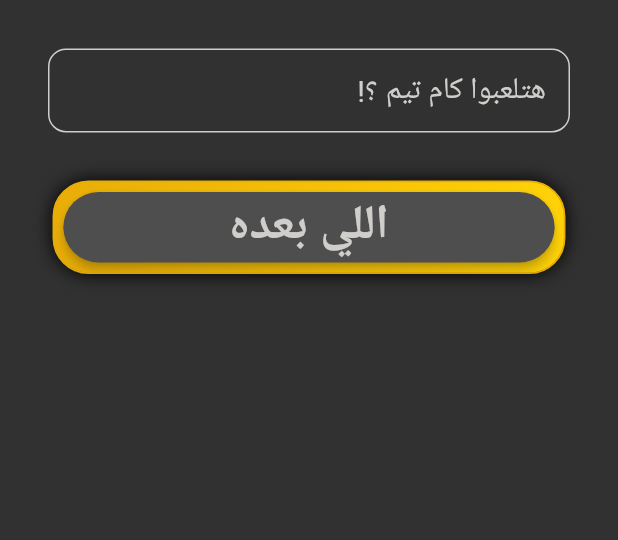
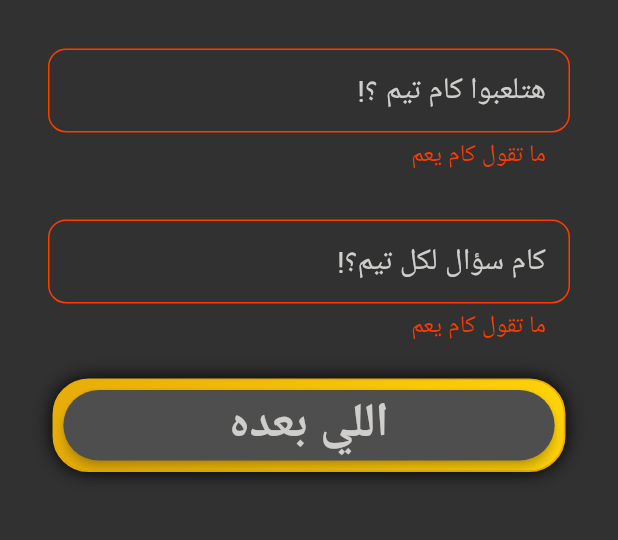
Before and after one commit to ahmd4real/movie_quiz, a Flutter app: the screen it shows after launch, after a tap on "اللي بعده", on a phone screen of 412 x 824 dp, the part 542-1082 px from its top. Run offline on Flutter 3.47's test engine with Material 3 defaults, Android fonts, the phone set to English and light mode, and no system bars; our stand-ins replace flutter_staggered_animations, timer_count_down, widget_and_text_animator; Roboto replaces fonts that are missing (Marhey).

Commit message:
add validation to textFields, added more field to take number of questions from user, remove id from screens, improve screen transition

```diff
--- a/lib/constants.dart
+++ b/lib/constants.dart
@@ -8,6 +8,7 @@ const Color kYellow = Color(0xffe8ad07);
 const Color noColor = Color(0x00000000);
 const Color kBackgroundColor = Color(0xff313131);
 const Color kQuiestionColor = Color.fromARGB(255, 78, 78, 78);
+const Color kErrorBorderColor = Color.fromARGB(255, 255, 60, 0);
 
 //fonts
 const String font = 'Marhey';
--- a/lib/main.dart
+++ b/lib/main.dart
@@ -23,10 +23,8 @@ class MovieQuiz extends StatelessWidget {
       theme: ThemeData(),
       debugShowCheckedModeBanner: false,
       locale: const Locale('ar'),
-      routes: {
-        HomePage.id: (context) => HomePage(),
-      },
-      initialRoute: HomePage.id,
+      home:  HomePage(),
+
     );
   }
 }
--- a/lib/view/screens/home_page.dart
+++ b/lib/view/screens/home_page.dart
@@ -8,15 +8,19 @@ import 'package:movie_quiz/view/widgets/custom_text_field.dart';
 
 class HomePage extends StatelessWidget {
   HomePage({super.key});
-  static const String id = "home_page";
+
   TextEditingController controller = TextEditingController();
+  TextEditingController questionsNumberController = TextEditingController();
   int numberOfTeams = 0;
-
+  int questionsNumber = 0;
+  GlobalKey<FormState> formKey = GlobalKey();
   @override
   Widget build(BuildContext context) {
     return Scaffold(
       backgroundColor: kBackgroundColor,
-      body: ListView(
+      body: Form(
+        key: formKey,
+        child: ListView(
           children: [
             Padding(
               padding: const EdgeInsets.only(top: 32.0),
@@ -33,6 +37,14 @@ class HomePage extends StatelessWidget {
                   labelText: 'هتلعبوا كام تيم ؟!',
                   controller: controller,
                 )),
+            Padding(
+                padding: const EdgeInsets.symmetric(horizontal: 32),
+                child: CustomTextField(
+                  keyboardType: TextInputType.number,
+                  labelText: 'كام سؤال لكل تيم؟!',
+                  controller: questionsNumberController,
+                )),
+            const SizedBox(height: 24),
             Row(
               mainAxisAlignment: MainAxisAlignment.center,
               children: [
@@ -40,17 +52,26 @@ class HomePage extends StatelessWidget {
                     buttonWidth: 0.83,
                     text: "اللي بعده",
                     onTap: () {
+                      if (formKey.currentState!.validate()) {
                         numberOfTeams = int.parse(controller.text);
+                        questionsNumber =
+                            int.parse(questionsNumberController.text);
                         Navigator.pushReplacement(
                           context,
-                      PageTransition(TeamsNamePage(numberOfTeams: numberOfTeams)),
+                          PageTransition(TeamsNamePage(
+                            numberOfTeams: numberOfTeams,
+                            questionsNumber: questionsNumber,
+                          )),
                         );
-                  })
+                      }
+                    }),
+
               ],
             ),
             const SizedBox(height: 32),
           ],
         ),
+      ),
     );
   }
 }
--- a/lib/view/screens/results_page.dart
+++ b/lib/view/screens/results_page.dart
@@ -6,10 +6,10 @@ import 'package:movie_quiz/view/widgets/custom_image_button.dart';
 import 'package:movie_quiz/view/widgets/custom_slide_transition.dart';
 
 class ResultsPage extends StatelessWidget {
-  const ResultsPage({super.key, required this.teamNames, required this.score});
-  static const String id = "results_page";
+  const ResultsPage({super.key, required this.teamNames, required this.score, required this.questionsNumber});
   final List<String> teamNames;
   final List<int> score;
+  final int questionsNumber;
 
   @override
   Widget build(BuildContext context) {
@@ -89,7 +89,7 @@ class ResultsPage extends StatelessWidget {
                                   ),
                                 ),
                                 trailing: Text(
-                                  '${sortedMap[i].value}/10',
+                                  '$questionsNumber/${sortedMap[i].value}',
                                   style: const TextStyle(
                                       fontFamily: font,
                                       color: kYellow,
--- a/lib/view/widgets/custom_text_field.dart
+++ b/lib/view/widgets/custom_text_field.dart
@@ -6,21 +6,30 @@ class CustomTextField extends StatelessWidget {
     required this.labelText,
     required this.controller,
     this.keyboardType = TextInputType.text,
+     this.errorMsg='ما تقول كام يعم',
     super.key,
   });
 
   final String labelText;
   final TextEditingController controller;
   final TextInputType keyboardType;
-   //TODO: add validation
+  final String errorMsg;
+
   @override
   Widget build(BuildContext context) {
     return TextFormField(
+      validator: (value) {
+        if (value == null || value.isEmpty) {
+          return  errorMsg;
+        }
+        return null;
+      },
       cursorColor: kYellow,
       style: const TextStyle(color: kWhite, fontFamily: font),
       controller: controller,
       keyboardType: keyboardType,
       decoration: InputDecoration(
+        errorStyle: const TextStyle(color: kErrorBorderColor, fontFamily: font, fontSize: 16),
         border: const OutlineInputBorder(
           borderRadius: BorderRadius.all(Radius.circular(12.0)),
           borderSide: BorderSide(color: kWhite),
@@ -33,6 +42,14 @@ class CustomTextField extends StatelessWidget {
           borderRadius: BorderRadius.all(Radius.circular(12.0)),
           borderSide: BorderSide(color: kWhite),
         ),
+        errorBorder: const OutlineInputBorder(
+          borderRadius: BorderRadius.all(Radius.circular(12.0)),
+          borderSide: BorderSide(color: kErrorBorderColor),
+        ),
+        focusedErrorBorder: const OutlineInputBorder(
+          borderRadius: BorderRadius.all(Radius.circular(12.0)),
+          borderSide: BorderSide(color: kErrorBorderColor),
+        ),
         labelText: labelText,
         hintStyle: const TextStyle(color: kWhite),
         labelStyle:
```
Also changed, not shown: lib/view/screens/quiz_page.dart (+4 -3 lines), lib/view/screens/teams_name.dart (+16 -7 lines). Lines whose indentation alone changed are shown as unchanged.
